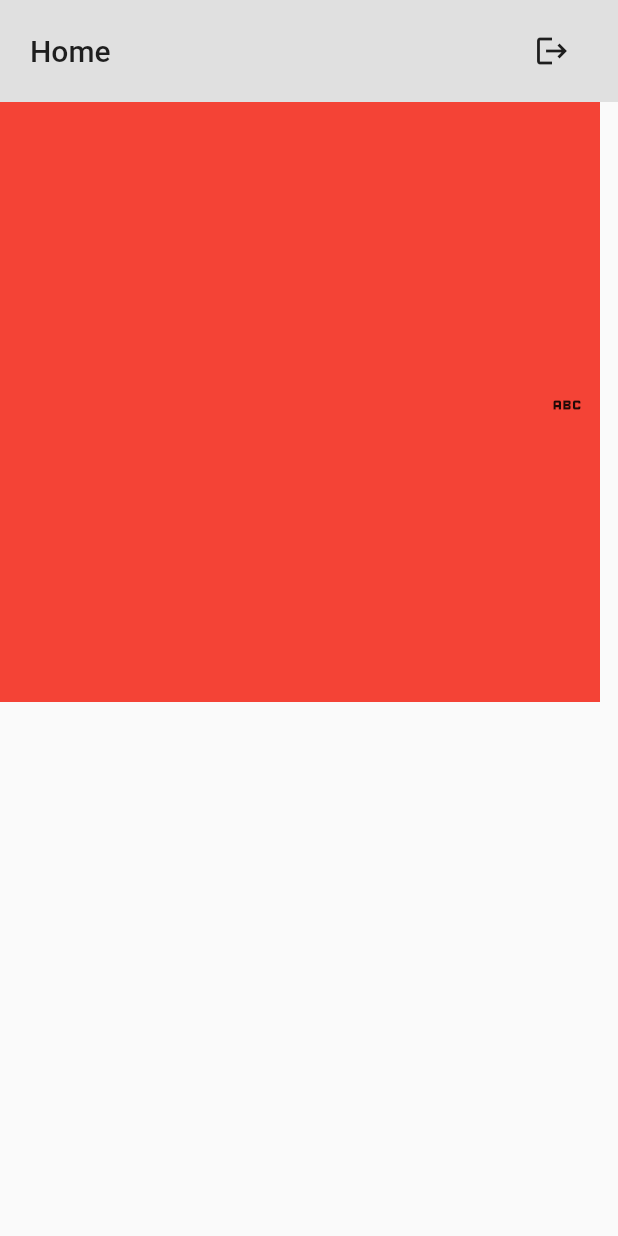
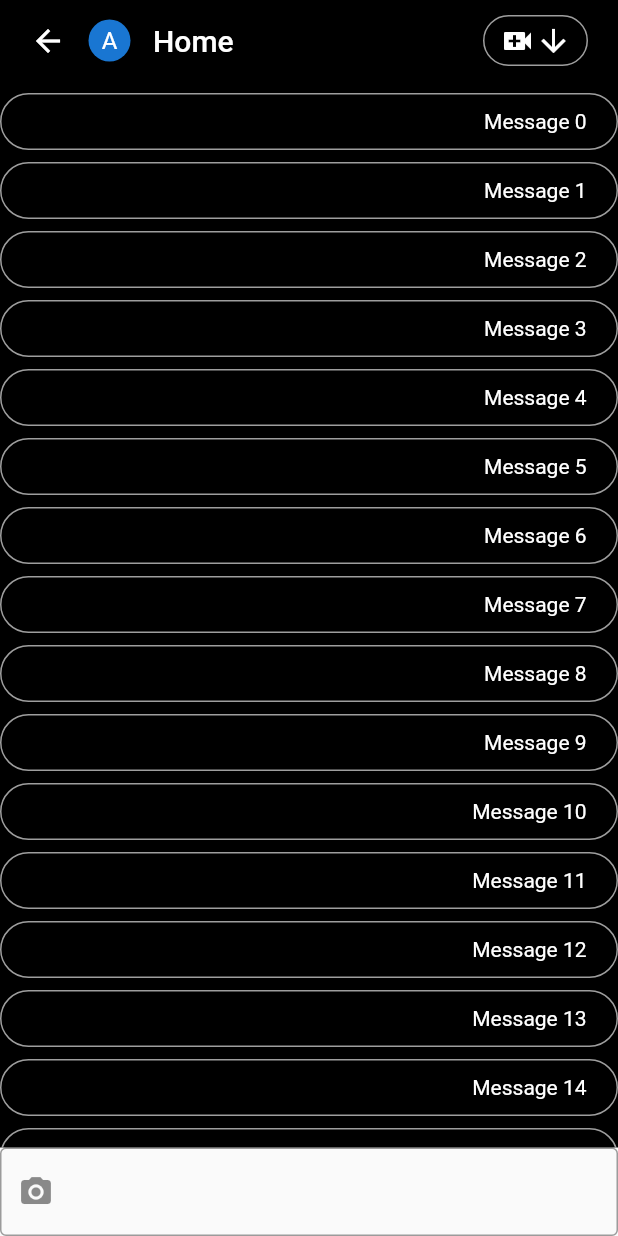
Before and after one commit to sudeepthapa/learning-flutter, a Flutter app: the screen it shows after launch, on a phone screen of 412 x 824 dp. Run offline on Flutter 3.47's test engine with Material 2 defaults, Android fonts, the phone set to English and light mode, and no system bars.

Commit message:
basic chat layout created

```diff
--- a/lib/components/common/custom_appbar.dart
+++ b/lib/components/common/custom_appbar.dart
@@ -8,12 +8,35 @@ class CustomAppBar extends StatelessWidget {
       child: Container(
         padding: EdgeInsets.symmetric(horizontal: 20, vertical: 10),
         width: double.infinity,
-        color: Colors.grey.shade300,
+        color: Colors.black,
         child: Row(
           mainAxisAlignment: MainAxisAlignment.spaceBetween,
           children: [
-            const Text('Home', style: TextStyle(fontSize: 20, fontWeight: FontWeight.w500),),
-            IconButton(onPressed: (){}, icon: const Icon(Icons.logout))
+            Row(
+              children: const [
+                 Icon(Icons.arrow_back, color: Colors.white),
+                 SizedBox(width: 15,),
+                 CircleAvatar(
+                  radius: 14,
+                  child: Text('A'),
+                ),
+                SizedBox(width: 15,),
+                Text('Home', style: TextStyle(fontSize: 20, fontWeight: FontWeight.w500, color: Colors.white),),
+              ],
+            ),
+            Container(
+              padding: EdgeInsets.symmetric(horizontal: 10, vertical: 4),
+              decoration: BoxDecoration(
+                borderRadius: BorderRadius.circular(20),
+                border: Border.all(color: Colors.grey)
+              ),
+              child: Row(
+                children: const [
+                  Icon(Icons.video_call, color: Colors.white),
+                  Icon(Icons.arrow_downward, color: Colors.white)
+                ],
+              ),
+            )
           ],
         ),
       ),
--- a/lib/screens/home_page.dart
+++ b/lib/screens/home_page.dart
@@ -20,15 +20,31 @@ class _HomePageState extends State<HomePage> {
         preferredSize: Size.fromHeight(100),
         child: CustomAppBar(),
       ),
-      body: Stack(
+      body: Column(
         children: [
+          Expanded(
+            child: Container(
+              color: Colors.black,
+              child: ListView.builder(shrinkWrap: true, itemCount: 20, itemBuilder: (context, index){
+                return Container(
+                  width: 100,
+                  alignment: Alignment.centerRight,
+                  margin: EdgeInsets.only(top: 8),
+                  padding: EdgeInsets.symmetric(horizontal: 20, vertical: 10),
+                  decoration: BoxDecoration(
+                    borderRadius: BorderRadius.circular(20),
+                    border: Border.all(color: Colors.grey)
+                  ),
+                  child: Text("Message $index", style: TextStyle(color: Colors.white),),
+                );
+              }),
+            ),
+          ),
           Container(
-            width: 400,
-            height: 400,
-            color: Colors.red
-          ),
-          Positioned(child: Icon(Icons.abc), right: 10, top: 190,),
-
+            child: const TextField(
+              decoration: InputDecoration(border: OutlineInputBorder(), prefixIcon: Icon(Icons.camera_alt)),
+            ),
+          )
         ],
       ),
     );
```
